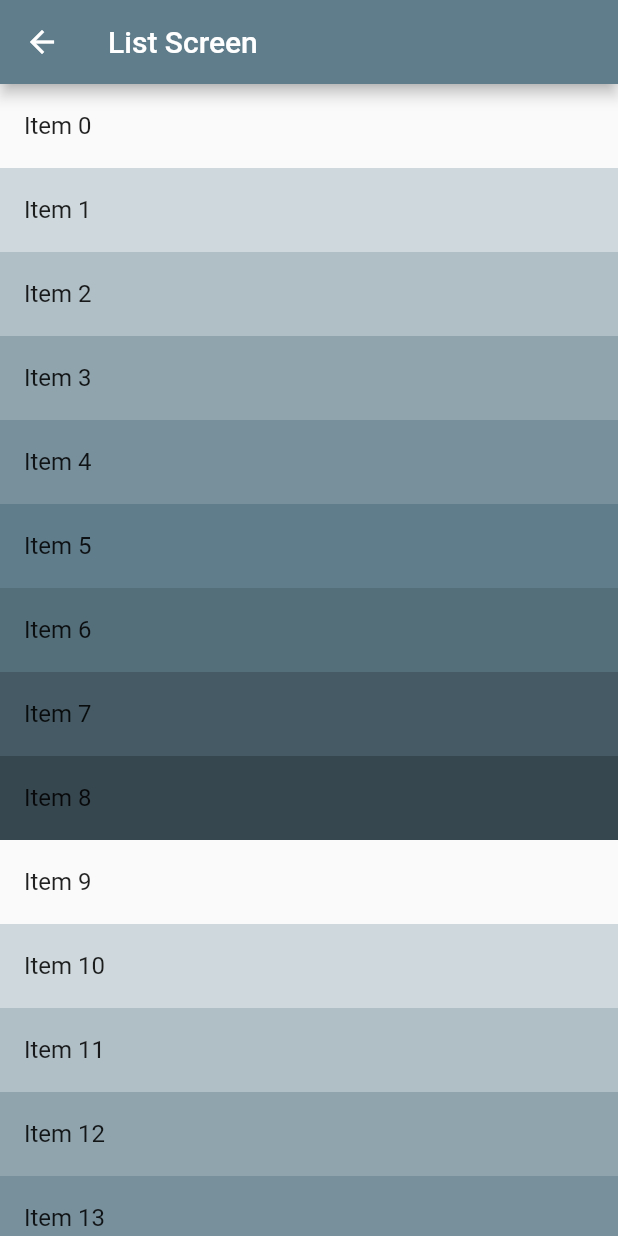
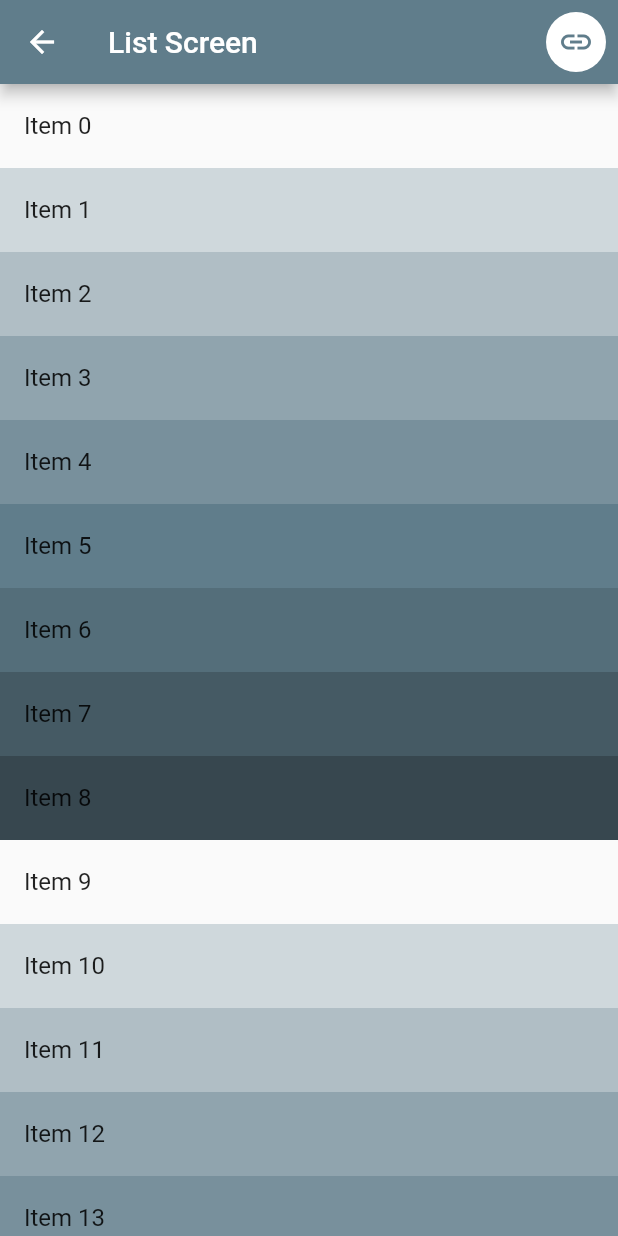
Before and after one commit to capps096github/navigation, a Flutter app: the ListScreen screen opened by its route, on a phone screen of 412 x 824 dp. Run offline on Flutter 3.47's test engine with Material 2 defaults, Android fonts, the phone set to English and light mode, and no system bars; our stand-ins replace flutter_riverpod, flutter_svg, go_router.

Commit message:
Some deep links here

```diff
--- a/lib/app_exporter.dart
+++ b/lib/app_exporter.dart
@@ -2,6 +2,9 @@ export 'package:flutter/material.dart';
 
 // Go Router For Naviagator 2 and deep link
 export 'package:go_router/go_router.dart';
+
+// svg
+export 'package:flutter_svg/flutter_svg.dart';
 
 // App Colors
 export 'colors.dart';
--- a/lib/menu/detail.dart
+++ b/lib/menu/detail.dart
@@ -38,6 +38,12 @@ class DetailScreen extends StatelessWidget {
             color: Colors.white,
           ),
         ),
+        actions: [
+          LinkCopier(
+            backgroundColor: detailColor,
+            pageName: "detail/$itemIndex",
+          ),
+        ],
       ),
       body: Column(
         mainAxisAlignment: MainAxisAlignment.center,
--- a/lib/menu/list_screen.dart
+++ b/lib/menu/list_screen.dart
@@ -11,6 +11,12 @@ class ListScreen extends StatelessWidget {
       appBar: AppBar(
         title: const Text('List Screen'),
         backgroundColor: blueGrey,
+        actions: [
+          LinkCopier(
+            backgroundColor: blueGrey,
+            pageName: Routes.listRoute.path,
+          ),
+        ],
       ),
       body: ListView.builder(
         key: PageStorageKey(Routes.listRoute.path),
--- a/lib/navigation/exporter.dart
+++ b/lib/navigation/exporter.dart
@@ -1,3 +1,4 @@
 export 'router.dart';
 export 'routes.dart';
 export 'notifier.dart';
+export 'link_copier.dart';
--- /dev/null
+++ b/lib/navigation/link_copier.dart
@@ -0,0 +1,47 @@
+import 'package:flutter/services.dart';
+
+import '../app_exporter.dart';
+
+class LinkCopier extends StatelessWidget {
+  const LinkCopier({
+    Key? key,
+    this.iconColor = white,
+    required this.backgroundColor,
+    this.pageName,
+  }) : super(key: key);
+
+  final Color iconColor, backgroundColor;
+
+  final String? pageName;
+  @override
+  Widget build(BuildContext context) {
+    return Padding(
+      padding: const EdgeInsets.all(8.0),
+      child: CircleAvatar(
+        backgroundColor: iconColor,
+        child: IconButton(
+          onPressed: () async {
+            await Clipboard.setData(
+              ClipboardData(
+                text: 'https://xecrets.web.app/$pageName',
+              ),
+            );
+
+            ScaffoldMessenger.of(context).showSnackBar(
+              SnackBar(
+                content: Text(
+                  "Link Copied to Clipboard",
+                  style: TextStyle(
+                    color: backgroundColor,
+                  ),
+                ),
+                backgroundColor: iconColor,
+              ),
+            );
+          },
+          icon: Icon(Icons.link, color: backgroundColor),
+        ),
+      ),
+    );
+  }
+}
--- a/lib/navigation/notifier.dart
+++ b/lib/navigation/notifier.dart
@@ -1,6 +1,5 @@
 import 'dart:async';
 
-import 'package:flutter/foundation.dart';
 
 import '../app_exporter.dart';
 
@@ -10,7 +9,9 @@ class NavigationNotifier extends ChangeNotifier {
 // buh in a real world app, we put here the firebase inits
 
   bool _initialized = false;
-  bool _loggedIn = false;
+
+  // this checks if user has logged into the app
+  bool _loggedIn = true;
 
   bool get isInitialized => _initialized;
   bool get isLoggedIn => _loggedIn;
--- a/pubspec.yaml
+++ b/pubspec.yaml
@@ -15,6 +15,7 @@ dependencies:
   cupertino_icons: ^1.0.2
   go_router: ^2.5.2
   flutter_riverpod: ^0.14.0
+  flutter_svg: ^1.0.0
 
 dev_dependencies:
   flutter_test:
@@ -24,3 +25,6 @@ dev_dependencies:
 
 flutter:
   uses-material-design: true
+
+  assets:
+    - images/
```
Also changed, not shown: lib/home_screen.dart (+5 -2 lines), lib/navigation/router.dart (+2 -6 lines), lib/navigation/screen_404.dart (added, +108 -0 lines), images/404_image.svg (added), pubspec.lock.
